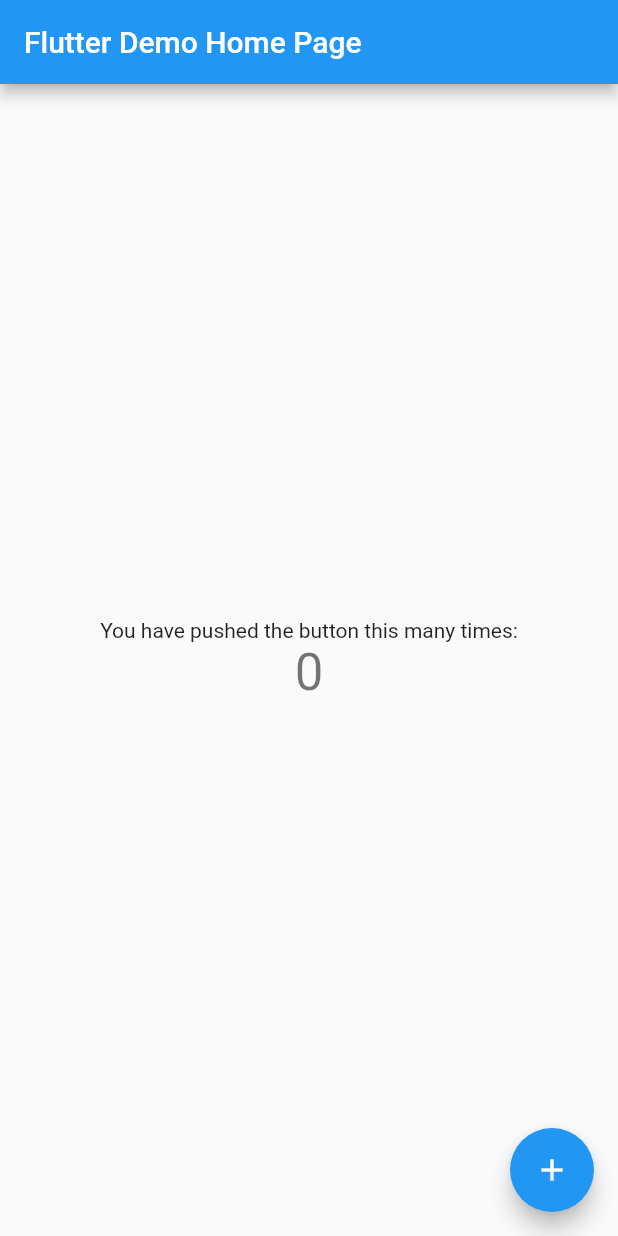
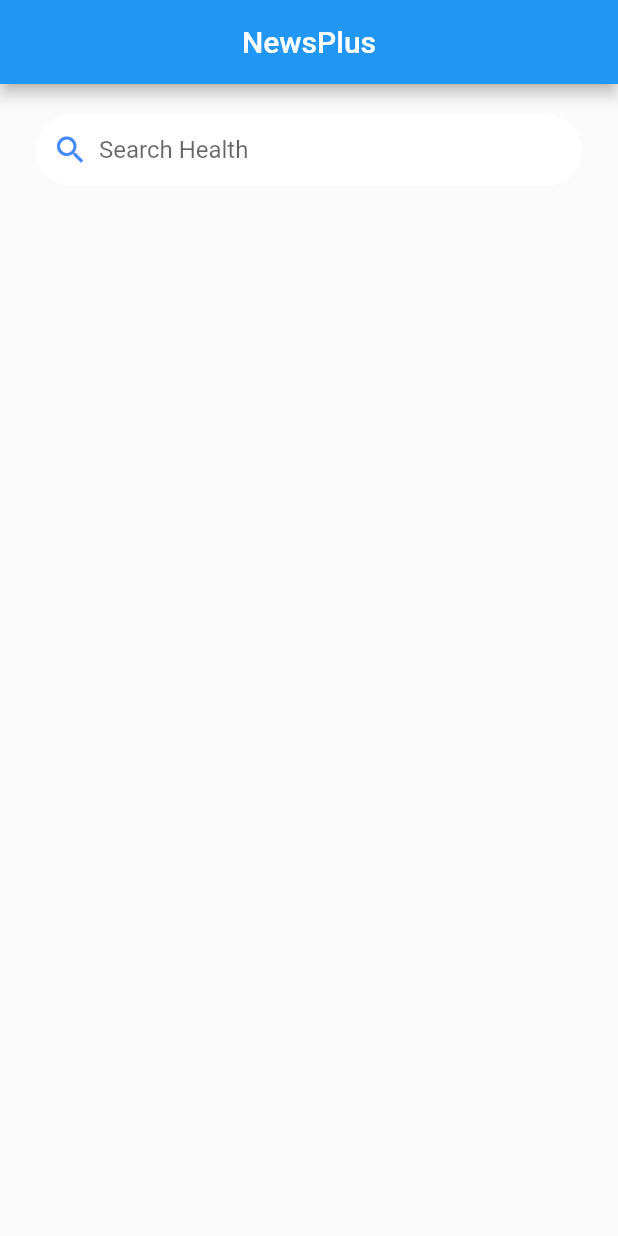
Before and after one commit to musfique113/NewsPulse, a Flutter app: the screen it shows after launch, on a phone screen of 412 x 824 dp. Run offline on Flutter 3.47's test engine with Material 2 defaults, Android fonts, the phone set to English and light mode, and no system bars.

Commit message:
add search elements

```diff
--- /dev/null
+++ b/lib/home.dart
@@ -0,0 +1,69 @@
+import 'main.dart';
+import 'package:flutter/material.dart';
+
+class Home extends StatefulWidget {
+  const Home({Key? key}) : super(key: key);
+
+  @override
+  State<Home> createState() => _HomeState();
+}
+
+class _HomeState extends State<Home> {
+  TextEditingController searchController = new TextEditingController();
+  List<String> navBarItem = ["Top News", "World","Finanace","Health","Bangladesh"];
+  @override
+  Widget build(BuildContext context) {
+
+    return Scaffold(
+      appBar: AppBar(
+        title: Text("NewsPlus"),
+        centerTitle: true,
+      ),
+      body: Column(
+        children: [
+          Container(
+            //Search Wala Container
+            padding: EdgeInsets.symmetric(horizontal: 8),
+            margin: EdgeInsets.symmetric(horizontal: 24, vertical: 20),
+            decoration: BoxDecoration(
+                color: Colors.white,
+                borderRadius: BorderRadius.circular(24)),
+            child: Row(
+              children: [
+                GestureDetector(
+                  onTap: () {
+                    if ((searchController.text).replaceAll(" ", "") ==
+                        "") {
+                      print("Blank search");
+                    } else {
+                      // Navigator.push(context, MaterialPageRoute(builder: (context) => Search(searchController.text)));
+                    }
+                  },
+                  child: Container(
+                    child: Icon(
+                      Icons.search,
+                      color: Colors.blueAccent,
+                    ),
+                    margin: EdgeInsets.fromLTRB(3, 0, 7, 0),
+                  ),
+                ),
+                Expanded(
+                  child: TextField(
+                    controller: searchController,
+                    textInputAction: TextInputAction.search,
+                    onSubmitted: (value){
+                      print(value);
+                    },
+                    decoration: InputDecoration(
+                        border: InputBorder.none,
+                        hintText: "Search Health"),
+                  ),
+                )
+              ],
+            ),
+          ),
+        ],
+      ),
+    );
+  }
+}
--- a/lib/main.dart
+++ b/lib/main.dart
@@ -1,4 +1,6 @@
 import 'package:flutter/material.dart';
+
+import 'home.dart';
 
 void main() {
   runApp(const MyApp());
@@ -11,6 +13,7 @@ class MyApp extends StatelessWidget {
   @override
   Widget build(BuildContext context) {
     return MaterialApp(
+      debugShowCheckedModeBanner: false,
       title: 'Flutter Demo',
       theme: ThemeData(
         // This is the theme of your application.
@@ -24,92 +27,7 @@ class MyApp extends StatelessWidget {
         // is not restarted.
         primarySwatch: Colors.blue,
       ),
-      home: const MyHomePage(title: 'Flutter Demo Home Page'),
+      home: Home(),
     );
   }
 }
-
-class MyHomePage extends StatefulWidget {
-  const MyHomePage({super.key, required this.title});
-
-  // This widget is the home page of your application. It is stateful, meaning
-  // that it has a State object (defined below) that contains fields that affect
-  // how it looks.
-
-  // This class is the configuration for the state. It holds the values (in this
-  // case the title) provided by the parent (in this case the App widget) and
-  // used by the build method of the State. Fields in a Widget subclass are
-  // always marked "final".
-
-  final String title;
-
-  @override
-  State<MyHomePage> createState() => _MyHomePageState();
-}
-
-class _MyHomePageState extends State<MyHomePage> {
-  int _counter = 0;
-
-  void _incrementCounter() {
-    setState(() {
-      // This call to setState tells the Flutter framework that something has
-      // changed in this State, which causes it to rerun the build method below
-      // so that the display can reflect the updated values. If we changed
-      // _counter without calling setState(), then the build method would not be
-      // called again, and so nothing would appear to happen.
-      _counter++;
-    });
-  }
-
-  @override
-  Widget build(BuildContext context) {
-    // This method is rerun every time setState is called, for instance as done
-    // by the _incrementCounter method above.
-    //
-    // The Flutter framework has been optimized to make rerunning build methods
-    // fast, so that you can just rebuild anything that needs updating rather
-    // than having to individually change instances of widgets.
-    return Scaffold(
-      appBar: AppBar(
-        // Here we take the value from the MyHomePage object that was created by
-        // the App.build method, and use it to set our appbar title.
-        title: Text(widget.title),
-      ),
-      body: Center(
-        // Center is a layout widget. It takes a single child and positions it
-        // in the middle of the parent.
-        child: Column(
-          // Column is also a layout widget. It takes a list of children and
-          // arranges them vertically. By default, it sizes itself to fit its
-          // children horizontally, and tries to be as tall as its parent.
-          //
-          // Invoke "debug painting" (press "p" in the console, choose the
-          // "Toggle Debug Paint" action from the Flutter Inspector in Android
-          // Studio, or the "Toggle Debug Paint" command in Visual Studio Code)
-          // to see the wireframe for each widget.
-          //
-          // Column has various properties to control how it sizes itself and
-          // how it positions its children. Here we use mainAxisAlignment to
-          // center the children vertically; the main axis here is the vertical
-          // axis because Columns are vertical (the cross axis would be
-          // horizontal).
-          mainAxisAlignment: MainAxisAlignment.center,
-          children: <Widget>[
-            const Text(
-              'You have pushed the button this many times:',
-            ),
-            Text(
-              '$_counter',
-              style: Theme.of(context).textTheme.headlineMedium,
-            ),
-          ],
-        ),
-      ),
-      floatingActionButton: FloatingActionButton(
-        onPressed: _incrementCounter,
-        tooltip: 'Increment',
-        child: const Icon(Icons.add),
-      ), // This trailing comma makes auto-formatting nicer for build methods.
-    );
-  }
-}
```
